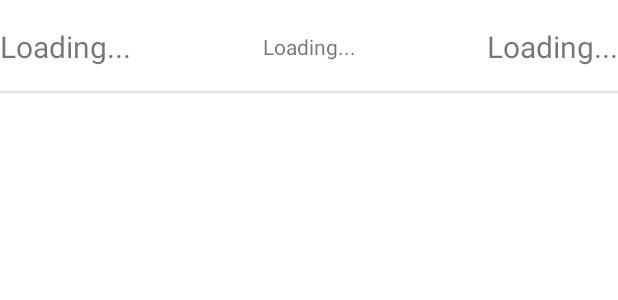
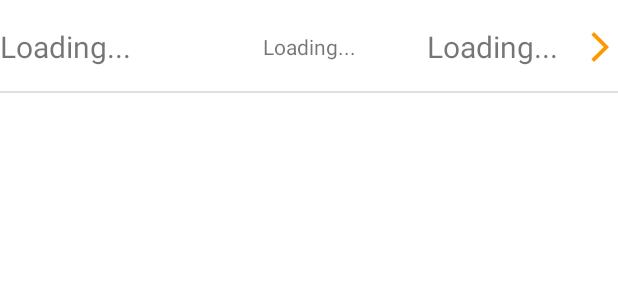
Before and after one commit to JohannesNicholas/UTAS-KIT305-StrokeRehab, an Android app: the layout list_view_item_three_text.xml on its own in the app's theme, with its tools: preview values and no code run, on a phone screen of 412 x 824 dp. Shown: the top 300 px of the screen. Run offline under Robolectric (Android 15) with nearby library versions, the phone set to English and light mode, and no system bars.

Commit message:
Added Right arrow to select items in history

```diff
--- a/app/src/main/java/au/edu/utas/joeyn/strokerehab/ui/history/HistoryFragment.kt
+++ b/app/src/main/java/au/edu/utas/joeyn/strokerehab/ui/history/HistoryFragment.kt
@@ -115,7 +115,7 @@ class HistoryFragment : Fragment() {
                 holder.ui.rightText.text =
                     (record.reps ?: "∞").toString() +
                     " x " +
-                    (record.buttonsOrNotches ?: 3).toString()
+                    (record.buttonsOrNotches ?: "?").toString()
             }
 
         }
--- /dev/null
+++ b/app/src/main/res/drawable/ic_baseline_arrow_forward_ios_24.xml
@@ -0,0 +1,11 @@
+<vector xmlns:android="http://schemas.android.com/apk/res/android"
+    android:width="24dp"
+    android:height="24dp"
+    android:viewportWidth="24"
+    android:viewportHeight="24"
+    android:tint="?attr/colorControlNormal"
+    android:autoMirrored="true">
+  <path
+      android:fillColor="@android:color/white"
+      android:pathData="M6.23,20.23l1.77,1.77l10,-10l-10,-10l-1.77,1.77l8.23,8.23z"/>
+</vector>
--- a/app/src/main/res/layout/list_view_item_three_text.xml
+++ b/app/src/main/res/layout/list_view_item_three_text.xml
@@ -24,14 +24,15 @@
         android:id="@+id/right_text"
         android:layout_width="0dp"
         android:layout_height="wrap_content"
+        android:layout_marginEnd="16dp"
+        android:maxLines="1"
         android:text="@string/loading"
         android:textAlignment="viewEnd"
         android:textSize="20sp"
         app:layout_constraintBottom_toBottomOf="@+id/middle_text"
-        app:layout_constraintEnd_toEndOf="parent"
+        app:layout_constraintEnd_toStartOf="@+id/right_arrow"
         app:layout_constraintStart_toEndOf="@+id/middle_text"
-        app:layout_constraintTop_toTopOf="@+id/middle_text"
-        android:maxLines="1"/>
+        app:layout_constraintTop_toTopOf="@+id/middle_text" />
 
     <TextView
         android:id="@+id/left_text"
@@ -54,4 +55,14 @@
         app:layout_constraintBottom_toBottomOf="parent"
         app:layout_constraintTop_toBottomOf="@+id/left_text" />
 
+    <ImageView
+        android:id="@+id/right_arrow"
+        android:layout_width="wrap_content"
+        android:layout_height="wrap_content"
+        android:tint="@color/orange_main"
+        app:layout_constraintBottom_toBottomOf="parent"
+        app:layout_constraintEnd_toEndOf="parent"
+        app:layout_constraintTop_toTopOf="parent"
+        app:srcCompat="@drawable/ic_baseline_arrow_forward_ios_24" />
+
 </androidx.constraintlayout.widget.ConstraintLayout>
```
Also changed, not shown: app/src/main/java/au/edu/utas/joeyn/strokerehab/ui/NormalGame.kt (+4 -3 lines), app/src/main/java/au/edu/utas/joeyn/strokerehab/ui/SliderGame.kt (+64 -3 lines).
